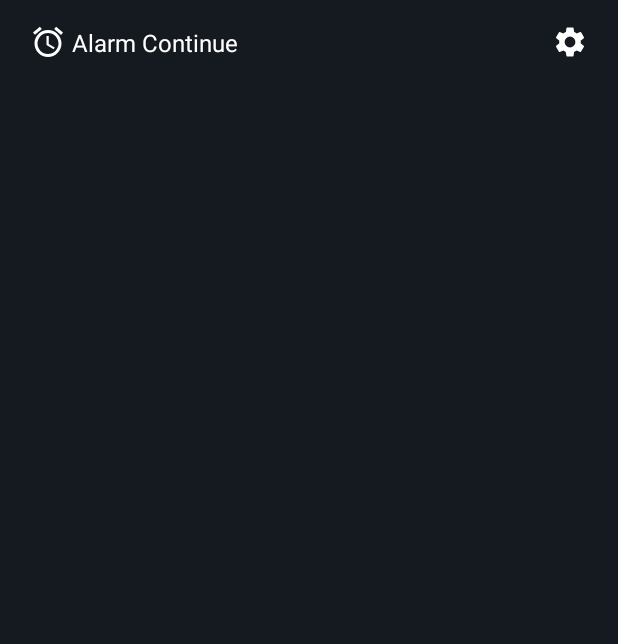
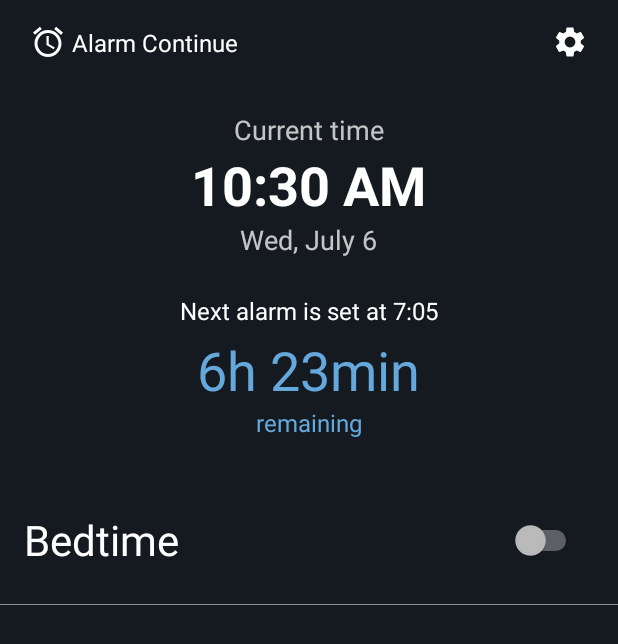
Before and after one commit to pesjak/AlarmContinue, an Android app: the layout activity_main.xml on its own in the app's theme, with its tools: preview values and no code run, on a phone screen of 412 x 824 dp. Shown: the top 644 px of the screen. Run offline under Robolectric (Android 15) with nearby library versions, the phone set to English and light mode, and no system bars.

Commit message:
Added Contract
- ContractMainActivity
- Started designing bedtime item

```diff
--- a/app/src/main/AndroidManifest.xml
+++ b/app/src/main/AndroidManifest.xml
@@ -10,7 +10,7 @@
         android:roundIcon="@mipmap/ic_launcher_round"
         android:supportsRtl="true"
         android:theme="@style/AppTheme">
-        <activity android:name=".MainActivity">
+        <activity android:name=".views.home.MainActivity">
             <intent-filter>
                 <action android:name="android.intent.action.MAIN" />
 
@@ -18,7 +18,7 @@
             </intent-filter>
         </activity>
 
-        <activity android:name=".BaseActivity" />
+        <activity android:name=".views.BaseActivity" />
     </application>
 
 </manifest>
--- a/app/src/main/java/primoz/com/alarmcontinue/BaseActivity.kt
+++ b/app/src/main/java/primoz/com/alarmcontinue/views/BaseActivity.kt
@@ -1,4 +1,4 @@
-package primoz.com.alarmcontinue
+package primoz.com.alarmcontinue.views
 
 import android.content.Context
 import androidx.appcompat.app.AppCompatActivity
--- /dev/null
+++ b/app/src/main/java/primoz/com/alarmcontinue/views/BasePresenter.kt
@@ -0,0 +1,3 @@
+package primoz.com.alarmcontinue.views
+
+interface BasePresenter
--- /dev/null
+++ b/app/src/main/java/primoz/com/alarmcontinue/views/home/BedtimeItemView.kt
@@ -0,0 +1,16 @@
+package primoz.com.alarmcontinue.views.home
+
+import android.content.Context
+import android.util.AttributeSet
+import android.view.LayoutInflater
+import androidx.constraintlayout.widget.ConstraintLayout
+import primoz.com.alarmcontinue.R
+
+class BedtimeItemView  @JvmOverloads constructor(context: Context, attrs: AttributeSet? = null, defStyleAttr: Int = 0) : ConstraintLayout(context, attrs, defStyleAttr) {
+
+    init {
+        LayoutInflater.from(context).inflate(R.layout.item_bedtime, this, true)
+    }
+
+
+}
--- a/app/src/main/res/layout/activity_main.xml
+++ b/app/src/main/res/layout/activity_main.xml
@@ -6,7 +6,7 @@
     android:layout_height="match_parent"
     android:background="@color/colorBackground"
     android:fitsSystemWindows="true"
-    tools:context=".MainActivity">
+    tools:context=".views.home.MainActivity">
 
     <androidx.appcompat.widget.Toolbar
         android:id="@+id/toolbar"
@@ -62,4 +62,87 @@
 
     </androidx.appcompat.widget.Toolbar>
 
+
+    <androidx.appcompat.widget.LinearLayoutCompat
+        android:layout_width="match_parent"
+        android:layout_height="wrap_content"
+        android:gravity="center"
+        android:orientation="vertical"
+        app:layout_constraintEnd_toEndOf="parent"
+        app:layout_constraintStart_toStartOf="parent"
+        app:layout_constraintTop_toBottomOf="@+id/toolbar">
+
+
+        <TextView
+            android:id="@+id/tvCurrentTimeTitle"
+            android:layout_width="wrap_content"
+            android:layout_height="wrap_content"
+            android:layout_marginTop="18dp"
+            android:alpha="0.75"
+            android:text="@string/current_time_title"
+            android:textSize="18sp" />
+
+        <TextClock
+            android:id="@+id/tvCurrentTimeActual"
+            android:layout_width="wrap_content"
+            android:layout_height="wrap_content"
+            android:textSize="36sp"
+            android:textStyle="bold"
+            app:layout_constraintEnd_toEndOf="parent"
+            app:layout_constraintStart_toStartOf="parent"
+            app:layout_constraintTop_toBottomOf="@+id/tvCurrentTimeTitle"
+            tools:text="12:00" />
+
+        <TextView
+            android:id="@+id/tvCurrentDate"
+            android:layout_width="wrap_content"
+            android:layout_height="wrap_content"
+            android:alpha="0.75"
+            android:textSize="18sp"
+            app:layout_constraintEnd_toEndOf="parent"
+            app:layout_constraintStart_toStartOf="parent"
+            app:layout_constraintTop_toBottomOf="@+id/tvCurrentTimeActual"
+            tools:text="Wed, July 6" />
+
+        <TextView
+            android:id="@+id/tvNextAlarmText"
+            android:layout_width="wrap_content"
+            android:layout_height="wrap_content"
+            android:layout_marginTop="24dp"
+            android:text="Next alarm is set at 7:05"
+            android:textSize="16sp"
+            app:layout_constraintEnd_toEndOf="parent"
+            app:layout_constraintStart_toStartOf="parent"
+            app:layout_constraintTop_toBottomOf="@+id/tvCurrentTimeActual" />
+
+        <TextView
+            android:id="@+id/tvNextAlarmTimeRemaining"
+            android:layout_width="wrap_content"
+            android:layout_height="wrap_content"
+            android:layout_marginTop="4dp"
+            android:text="6h 23min"
+            android:textColor="@color/colorAccent"
+            android:textSize="36sp"
+            app:layout_constraintEnd_toEndOf="parent"
+            app:layout_constraintStart_toStartOf="parent"
+            app:layout_constraintTop_toBottomOf="@+id/tvCurrentTimeActual" />
+
+        <TextView
+            android:layout_width="wrap_content"
+            android:layout_height="wrap_content"
+            android:text="@string/remaining"
+            android:textColor="@color/colorAccent"
+            android:textSize="16sp"
+            app:layout_constraintEnd_toEndOf="parent"
+            app:layout_constraintStart_toStartOf="parent"
+            app:layout_constraintTop_toBottomOf="@+id/tvCurrentTimeActual" />
+
+        <primoz.com.alarmcontinue.views.home.BedtimeItemView
+            android:layout_width="match_parent"
+            android:layout_height="wrap_content"
+            android:layout_marginTop="24dp" />
+
+    </androidx.appcompat.widget.LinearLayoutCompat>
+
+
 </androidx.constraintlayout.widget.ConstraintLayout>
--- /dev/null
+++ b/app/src/main/res/layout/item_bedtime.xml
@@ -0,0 +1,55 @@
+<?xml version="1.0" encoding="utf-8"?>
+<androidx.constraintlayout.widget.ConstraintLayout xmlns:android="http://schemas.android.com/apk/res/android"
+    xmlns:app="http://schemas.android.com/apk/res-auto"
+    xmlns:tools="http://schemas.android.com/tools"
+    android:id="@+id/bedtimeContainer"
+    android:layout_width="match_parent"
+    android:layout_height="wrap_content"
+    android:background="?attr/selectableItemBackground"
+    android:clickable="true"
+    android:focusable="true">
+
+    <TextView
+        android:id="@+id/textBedtime"
+        android:layout_width="wrap_content"
+        android:layout_height="wrap_content"
+        android:layout_marginStart="16dp"
+        android:layout_marginTop="24dp"
+        android:text="@string/bedtime"
+        android:textSize="28sp"
+        app:layout_constraintStart_toStartOf="parent"
+        app:layout_constraintTop_toTopOf="parent" />
+
+    <TextView
+        android:id="@+id/textNextDay"
+        android:layout_width="wrap_content"
+        android:layout_height="wrap_content"
+        android:layout_marginStart="16dp"
+        android:alpha="0.5"
+        android:textSize="18sp"
+        android:visibility="gone"
+        app:layout_constraintStart_toStartOf="parent"
+        app:layout_constraintTop_toBottomOf="@+id/textBedtime"
+        tools:text="Tomorrow"
+        tools:visibility="gone" />
+
+    <Switch
+        android:id="@+id/switchBedtime"
+        android:layout_width="wrap_content"
+        android:layout_height="wrap_content"
+        android:padding="24sp"
+        app:layout_constraintBottom_toBottomOf="parent"
+        app:layout_constraintEnd_toEndOf="parent"
+        app:layout_constraintTop_toTopOf="parent"
+        tools:visibility="visible" />
+
+    <View
+        android:layout_width="0dp"
+        android:layout_height="0.1dp"
+        android:layout_marginTop="24dp"
+        android:alpha="0.5"
+        android:background="@color/white"
+        app:layout_constraintEnd_toEndOf="parent"
+        app:layout_constraintStart_toStartOf="parent"
+        app:layout_constraintTop_toBottomOf="@+id/textNextDay" />
+</androidx.constraintlayout.widget.ConstraintLayout>
--- a/app/src/main/res/values/strings.xml
+++ b/app/src/main/res/values/strings.xml
@@ -1,3 +1,6 @@
 <resources>
     <string name="app_name">Alarm Continue</string>
+    <string name="current_time_title">Current time</string>
+    <string name="bedtime">Bedtime</string>
+    <string name="remaining">remaining</string>
 </resources>
```
Also changed, not shown: app/src/main/java/primoz/com/alarmcontinue/MainActivity.kt (deleted, +0 -12 lines), app/src/main/java/primoz/com/alarmcontinue/views/BaseView.kt (added, +22 -0 lines), app/src/main/java/primoz/com/alarmcontinue/views/home/MainActivity.kt (added, +39 -0 lines), app/src/main/java/primoz/com/alarmcontinue/views/home/MainActivityContract.kt (added, +18 -0 lines), app/src/main/java/primoz/com/alarmcontinue/views/home/MainActivityPresenter.kt (added, +21 -0 lines), app/src/main/res/values/styles.xml (+30 -1 lines).
